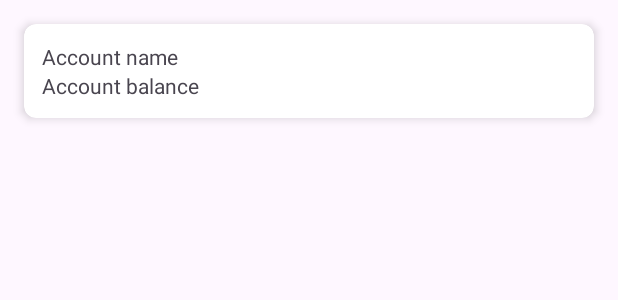
After one commit to aijamalorozbekova/MyBankApp, an Android app: the layout item_account.xml on its own in the app's theme, with its tools: preview values and no code run, on a phone screen of 412 x 824 dp. The commit adds this screen. Shown: the top 300 px of the screen. Run offline under Robolectric (Android 15) with nearby library versions, the phone set to English and light mode, and no system bars.

Commit message:
Реализовала MVP-проект

```diff
--- a/app/build.gradle.kts
+++ b/app/build.gradle.kts
@@ -33,6 +33,9 @@ android {
     kotlinOptions {
         jvmTarget = "11"
     }
+    buildFeatures{
+        viewBinding = true
+    }
 }
 
 dependencies {
--- a/app/src/main/AndroidManifest.xml
+++ b/app/src/main/AndroidManifest.xml
@@ -13,7 +13,7 @@
         android:theme="@style/Theme.MyBankApp"
         tools:targetApi="31">
         <activity
-            android:name=".MainActivity"
+            android:name=".ui.MainActivity"
             android:exported="true">
             <intent-filter>
                 <action android:name="android.intent.action.MAIN" />
--- /dev/null
+++ b/app/src/main/res/layout/item_account.xml
@@ -0,0 +1,31 @@
+<?xml version="1.0" encoding="utf-8"?>
+<androidx.cardview.widget.CardView xmlns:android="http://schemas.android.com/apk/res/android"
+    android:layout_width="match_parent"
+    android:layout_height="wrap_content"
+    xmlns:app="http://schemas.android.com/apk/res-auto"
+    xmlns:tools="http://schemas.android.com/tools"
+    app:cardElevation="4dp"
+    app:cardCornerRadius="8dp"
+    android:layout_margin="16dp">
+
+    <LinearLayout
+        android:padding="12dp"
+        android:layout_width="match_parent"
+        android:layout_height="wrap_content"
+        android:orientation="vertical">
+
+        <TextView
+            android:id="@+id/tv_name"
+            tools:text="Account name"
+            android:layout_width="wrap_content"
+            android:layout_height="wrap_content"/>
+
+        <TextView
+            android:id="@+id/tv_balance"
+            tools:text="Account balance"
+            android:layout_width="wrap_content"
+            android:layout_height="wrap_content"/>
+
+    </LinearLayout>
+
+</androidx.cardview.widget.CardView>
```
Also changed, not shown: app/src/main/java/com/example/mybankapp/MainActivity.kt (deleted, +0 -20 lines), app/src/main/java/com/example/mybankapp/data/model/Account.kt (added, +9 -0 lines), app/src/main/java/com/example/mybankapp/presenter/AccountContract.kt (added, +12 -0 lines), app/src/main/java/com/example/mybankapp/presenter/AccountPresenter.kt (added, +32 -0 lines), app/src/main/java/com/example/mybankapp/ui/MainActivity.kt (added, +41 -0 lines), app/src/main/java/com/example/mybankapp/ui/adapter/AccountAdapter.kt (added, +40 -0 lines), app/src/main/res/layout/activity_main.xml (+8 -11 lines).
